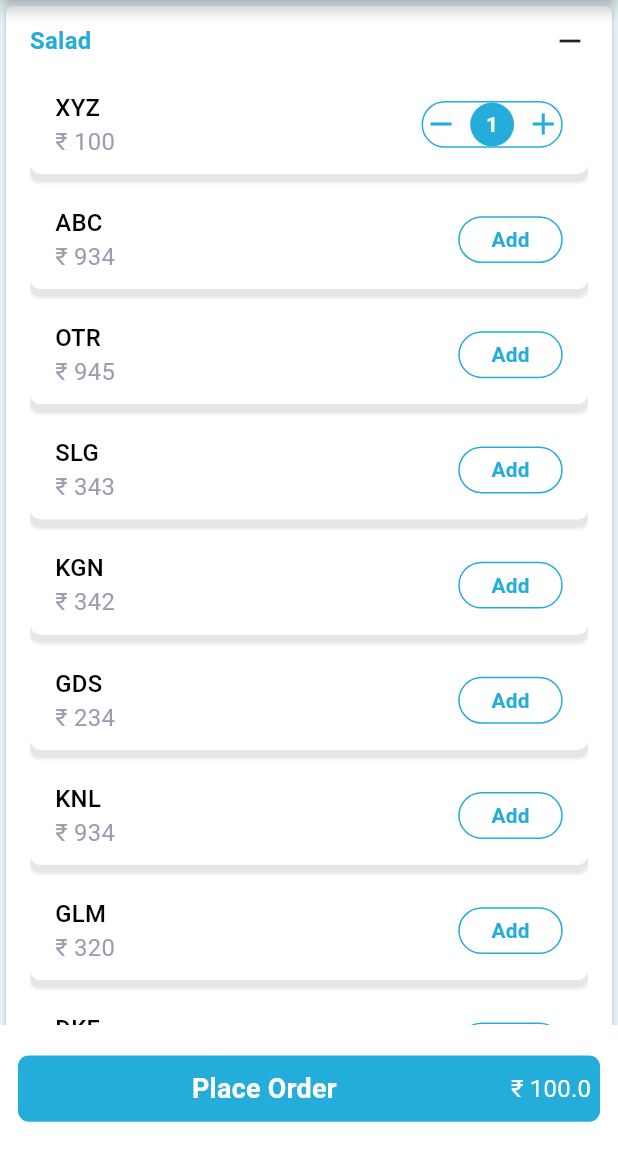
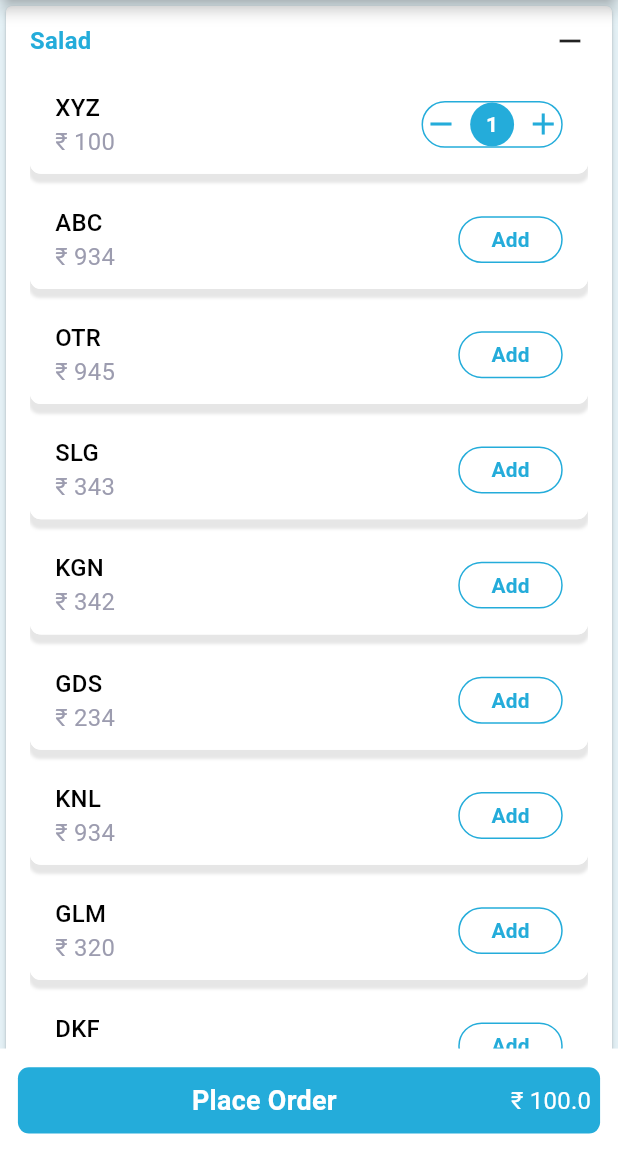
Before and after one commit to NishadAvnish/restaurant, a Flutter app: the screen it shows after launch, after a tap on "Salad", after a tap on "Add", on a phone screen of 412 x 824 dp, the part 84-1236 px from its top. Run offline on Flutter 3.47's test engine with Material 2 defaults, Android fonts, the phone set to English and light mode, and no system bars; our stand-ins replace flutter_screenutil, get; Roboto replaces fonts that are missing (OpenSansRegular).

```diff
--- a/lib/app/models/products_model.dart
+++ b/lib/app/models/products_model.dart
@@ -1,3 +1,4 @@
+import 'package:get/state_manager.dart';
 import 'package:restaurant/app/molecules/quantity_action_button.dart';
 import 'package:uuid/uuid.dart';
 
@@ -65,22 +66,23 @@ class Category {
   int? price;
   late String id;
   bool? instock;
-  int selectedQuantity = 0;
+  RxInt selectedQuantity = 0.obs;
   void update(quantity) {
-    selectedQuantity = quantity;
+    selectedQuantity.value = quantity;
   }
 
   Category(
       {this.name,
       this.price,
       this.instock,
-      this.selectedQuantity = 0,
+      required this.selectedQuantity,
       required this.id});
 
   Category.fromJson(Map<String, dynamic> json) {
     name = json['name'];
     price = json['price'];
     instock = json['instock'];
+    selectedQuantity = 0.obs;
     id = const Uuid().v1();
   }
 
--- a/lib/app/modules/productlisting/views/productlisting_view.dart
+++ b/lib/app/modules/productlisting/views/productlisting_view.dart
@@ -25,11 +25,19 @@ class ProductlistingView extends GetView<ProductlistingController>
           id: "PRICE",
           builder: (_) {
             return PersistanceNavButton(
-                widget: Container(
+              widget: GestureDetector(
+                onTap: controller.price == 0
+                    ? null
+                    : () {
+                        controller.placeOrder(context);
+                      },
+                child: Container(
                   width: double.infinity,
                   height: 48.h,
                   decoration: BoxDecoration(
-                      color: AppColors.COLOR_BLUE_500,
+                      color: controller.price == 0
+                          ? AppColors.COLOR_BLUE_500.withOpacity(0.4)
+                          : AppColors.COLOR_BLUE_500,
                       borderRadius:
                           BorderRadius.circular(VALUE_INPUT_BORDER_RADIUS)),
                   child: Row(
@@ -45,6 +53,7 @@ class ProductlistingView extends GetView<ProductlistingController>
                             .body16(textColor: AppColors.COLOR_WHITE),
                       CustomSpacers.width6
                     ],
+                  ),
                 ),
               ),
             );
@@ -77,6 +86,7 @@ class ProductlistingView extends GetView<ProductlistingController>
                       ],
                     ),
                   );
-            }));
+          }),
+    );
   }
 }
--- a/lib/app/modules/widgets/product_list_item.dart
+++ b/lib/app/modules/widgets/product_list_item.dart
@@ -36,12 +36,17 @@ class ProductListItem extends GetView<ProductlistingController> {
                   ],
                 ),
               ),
-              QuantityEditor(onUpdate: (int val) {
-                if (val == 0) {
-                  controller.removeItem(product.id);
-                  return;
-                }
-                controller.updateAddedItem(product, val);
+              Obx(() {
+                return QuantityEditor(
+                    initialQuantity: product.selectedQuantity.value,
+                    onUpdate: (int val) {
+                      if (val == 0) {
+                        controller.removeItem(product.id);
+                        return;
+                      }
+
+                      controller.updateAddedItem(product, val);
+                    });
               })
             ],
           ),
--- a/lib/app/molecules/persistence_button.dart
+++ b/lib/app/molecules/persistence_button.dart
@@ -17,7 +17,7 @@ class PersistanceNavButton extends StatelessWidget {
       children: [
         if (widget != null)
           Container(
-            height: 92.h,
+            height: 75.h,
             padding: EdgeInsets.symmetric(horizontal: 12.w),
             color: AppColors.COLOR_WHITE,
             child: Center(
--- a/lib/app/molecules/quantity_action_button.dart
+++ b/lib/app/molecules/quantity_action_button.dart
@@ -6,12 +6,15 @@ import 'package:restaurant/app/atoms/text_extension.dart';
 
 class QuantityEditor extends StatelessWidget {
   final Function(int value) onUpdate;
-  QuantityEditor({Key? key, required this.onUpdate}) : super(key: key);
-
-  ValueNotifier<int> quantity = ValueNotifier(0);
+  final int initialQuantity;
+  QuantityEditor(
+      {Key? key, required this.onUpdate, required this.initialQuantity})
+      : super(key: key);
 
   @override
   Widget build(BuildContext context) {
+    ValueNotifier<int> quantity = ValueNotifier(initialQuantity);
+
     return Container(
       height: 34.h,
       constraints: BoxConstraints(minWidth: 70.w),
```
Also changed, not shown: lib/app/atoms/helper_ui.dart (+13 -0 lines), lib/app/modules/productlisting/controllers/productlisting_controller.dart (+51 -1 lines). Lines whose indentation alone changed are shown as unchanged.
